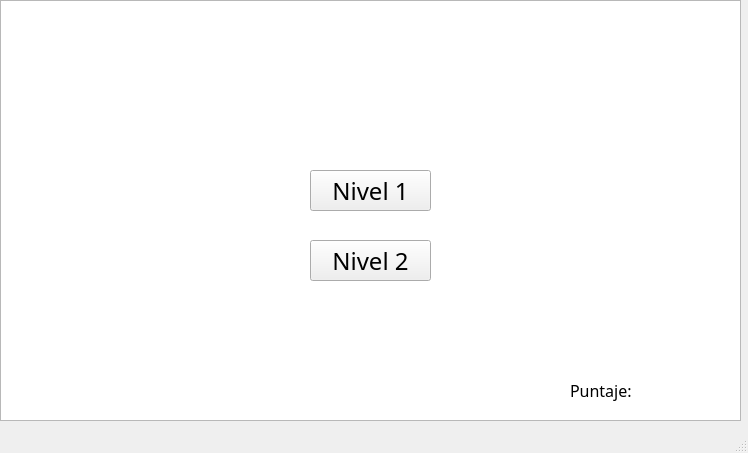
First picture: the form in Codigo/Final/mainwindow.ui, repository juanpablor69/Final.Info2, before the edit.
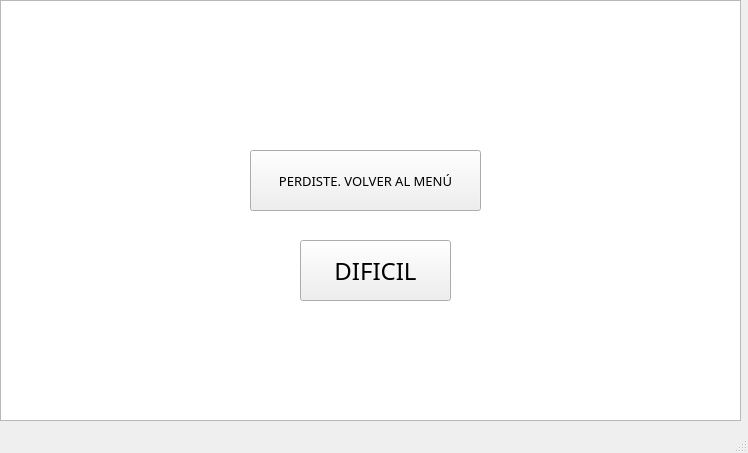
Second picture: the form after the edit.

Commit message: Nivel 2, bordes air bien, puntaje ok

Diff of the .ui file:
```diff
--- a/Codigo/Final/mainwindow.ui
+++ b/Codigo/Final/mainwindow.ui
@@ -43,7 +43,7 @@
      <cursorShape>ClosedHandCursor</cursorShape>
     </property>
     <property name="text">
-     <string>Nivel 1</string>
+     <string>FACIL</string>
     </property>
    </widget>
    <widget class="QLabel" name="titulo">
@@ -578,10 +578,10 @@
    <widget class="QPushButton" name="nivel2">
     <property name="geometry">
      <rect>
-      <x>310</x>
+      <x>300</x>
       <y>240</y>
-      <width>121</width>
-      <height>41</height>
+      <width>151</width>
+      <height>61</height>
      </rect>
     </property>
     <property name="font">
@@ -594,7 +594,7 @@
      <cursorShape>ClosedHandCursor</cursorShape>
     </property>
     <property name="text">
-     <string>Nivel 2</string>
+     <string>DIFICIL</string>
     </property>
    </widget>
    <widget class="QLabel" name="puntaje">
@@ -606,6 +606,43 @@
       <height>21</height>
      </rect>
     </property>
+    <property name="palette">
+     <palette>
+      <active>
+       <colorrole role="WindowText">
+        <brush brushstyle="SolidPattern">
+         <color alpha="255">
+          <red>255</red>
+          <green>255</green>
+          <blue>255</blue>
+         </color>
+        </brush>
+       </colorrole>
+      </active>
+      <inactive>
+       <colorrole role="WindowText">
+        <brush brushstyle="SolidPattern">
+         <color alpha="255">
+          <red>255</red>
+          <green>255</green>
+          <blue>255</blue>
+         </color>
+        </brush>
+       </colorrole>
+      </inactive>
+      <disabled>
+       <colorrole role="WindowText">
+        <brush brushstyle="SolidPattern">
+         <color alpha="255">
+          <red>120</red>
+          <green>120</green>
+          <blue>120</blue>
+         </color>
+        </brush>
+       </colorrole>
+      </disabled>
+     </palette>
+    </property>
     <property name="font">
      <font>
       <family>Showcard Gothic</family>
@@ -613,7 +650,7 @@
      </font>
     </property>
     <property name="text">
-     <string>Puntaje: </string>
+     <string/>
     </property>
    </widget>
    <widget class="QLabel" name="lista">
@@ -654,6 +691,25 @@
      <string/>
     </property>
    </widget>
+   <widget class="QToolButton" name="perdiste">
+    <property name="geometry">
+     <rect>
+      <x>250</x>
+      <y>150</y>
+      <width>231</width>
+      <height>61</height>
+     </rect>
+    </property>
+    <property name="font">
+     <font>
+      <family>Showcard Gothic</family>
+      <pointsize>10</pointsize>
+     </font>
+    </property>
+    <property name="text">
+     <string>PERDISTE. VOLVER AL MENÚ</string>
+    </property>
+   </widget>
   </widget>
   <widget class="QMenuBar" name="menubar">
    <property name="geometry">
```
The commit also changes 69 other files.
